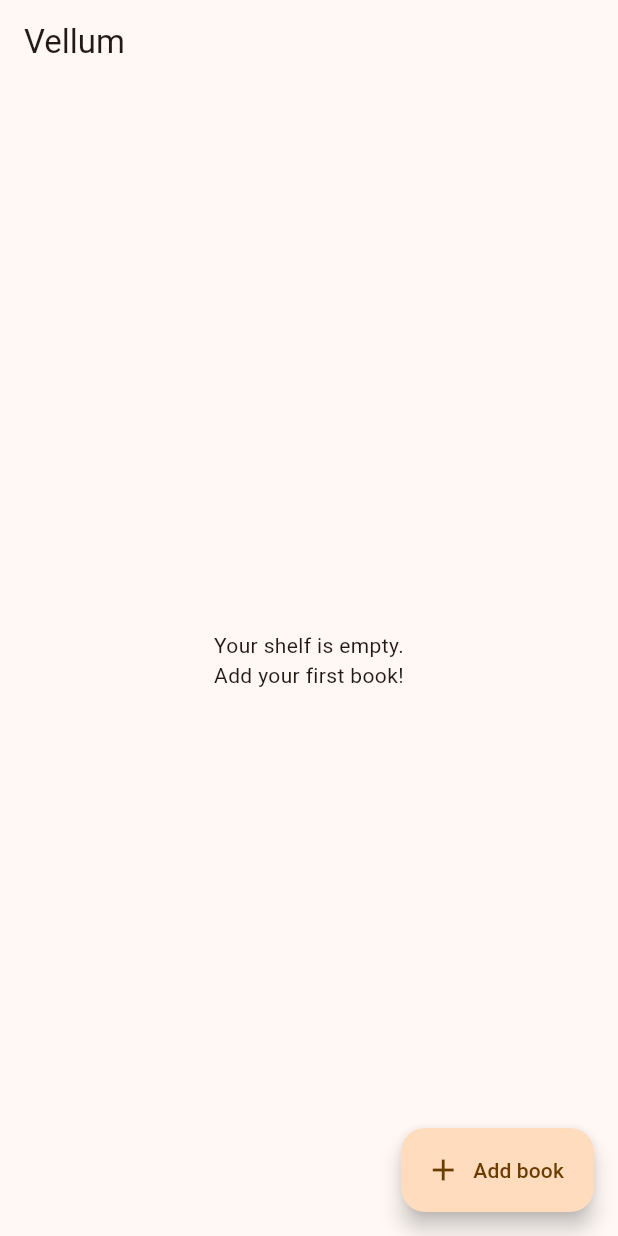
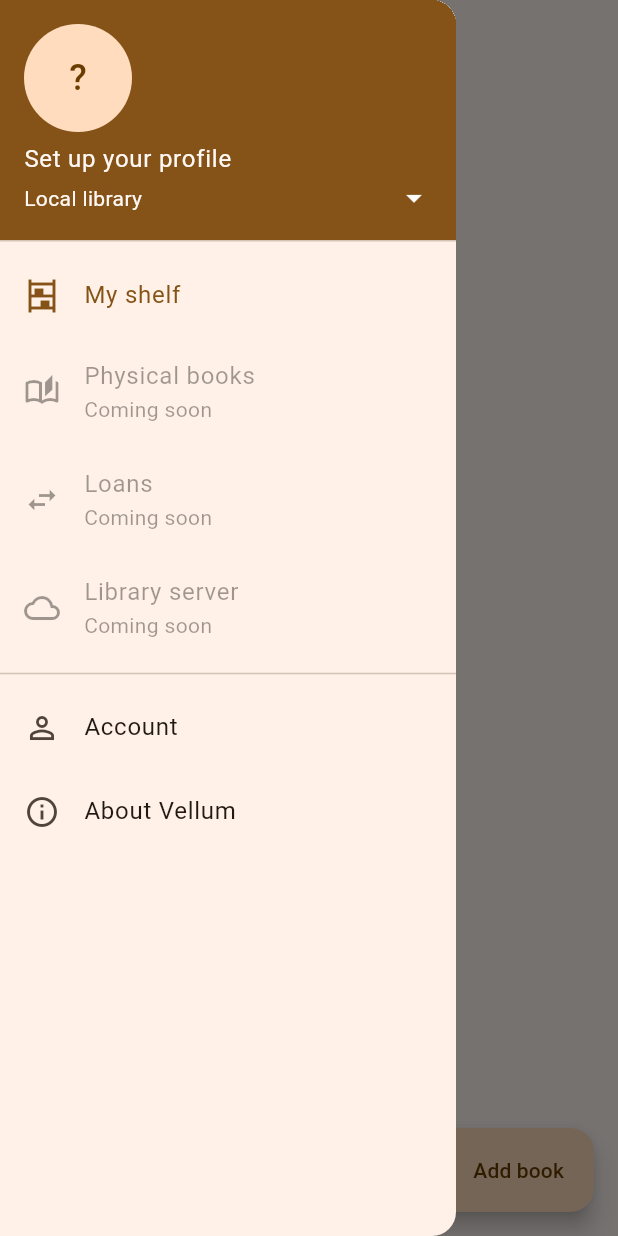
Before and after one commit to AndreiVladescu/Vellum, a Flutter app: the screen it shows after launch, with the side drawer open (before the commit the screen has no drawer), on a phone screen of 412 x 824 dp. Run offline on Flutter 3.47's test engine with Material 3 defaults, Android fonts, the phone set to English and light mode, and no system bars; our stand-ins replace drift, drift_flutter, shared_preferences; accounts and stored records are empty; generated files the repository leaves out were written again.

Commit message:
Updated app

```diff
--- /dev/null
+++ b/app/lib/account/user_profile.dart
@@ -0,0 +1,31 @@
+import 'package:flutter/foundation.dart';
+import 'package:shared_preferences/shared_preferences.dart';
+
+/// The local user profile.
+///
+/// Vellum is local-first, so for now the "account" lives on this device only.
+/// When server sync lands, this becomes the identity used to sign in to a
+/// library server. A [ChangeNotifier] so the drawer header updates on save.
+class UserProfileStore extends ChangeNotifier {
+  UserProfileStore._(this._prefs);
+
+  static const _nameKey = 'profile.name';
+  static const _emailKey = 'profile.email';
+
+  final SharedPreferences _prefs;
+
+  static Future<UserProfileStore> load() async =>
+      UserProfileStore._(await SharedPreferences.getInstance());
+
+  String get name => _prefs.getString(_nameKey) ?? '';
+  String get email => _prefs.getString(_emailKey) ?? '';
+  bool get isSet => name.isNotEmpty;
+
+  String get initial => isSet ? name.trim()[0].toUpperCase() : '?';
+
+  Future<void> save({required String name, required String email}) async {
+    await _prefs.setString(_nameKey, name.trim());
+    await _prefs.setString(_emailKey, email.trim());
+    notifyListeners();
+  }
+}
--- /dev/null
+++ b/app/lib/app_drawer.dart
@@ -0,0 +1,92 @@
+import 'package:flutter/material.dart';
+
+import 'account/account_page.dart';
+import 'account/user_profile.dart';
+
+class AppDrawer extends StatelessWidget {
+  const AppDrawer({super.key, required this.profile});
+
+  final UserProfileStore profile;
+
+  void _openAccount(BuildContext context) {
+    Navigator.of(context).pop(); // close the drawer first
+    Navigator.of(context).push(
+      MaterialPageRoute(builder: (_) => AccountPage(profile: profile)),
+    );
+  }
+
+  @override
+  Widget build(BuildContext context) {
+    final theme = Theme.of(context);
+    return Drawer(
+      child: ListView(
+        padding: EdgeInsets.zero,
+        children: [
+          ListenableBuilder(
+            listenable: profile,
+            builder: (context, _) => UserAccountsDrawerHeader(
+              currentAccountPicture: CircleAvatar(
+                child: Text(profile.initial,
+                    style: const TextStyle(fontSize: 24)),
+              ),
+              accountName:
+                  Text(profile.isSet ? profile.name : 'Set up your profile'),
+              accountEmail: Text(
+                  profile.email.isEmpty ? 'Local library' : profile.email),
+              onDetailsPressed: () => _openAccount(context),
+            ),
+          ),
+          ListTile(
+            leading: const Icon(Icons.shelves),
+            title: const Text('My shelf'),
+            selected: true,
+            onTap: () => Navigator.of(context).pop(),
+          ),
+          const ListTile(
+            leading: Icon(Icons.auto_stories_outlined),
+            title: Text('Physical books'),
+            subtitle: Text('Coming soon'),
+            enabled: false,
+          ),
+          const ListTile(
+            leading: Icon(Icons.swap_horiz),
+            title: Text('Loans'),
+            subtitle: Text('Coming soon'),
+            enabled: false,
+          ),
+          const ListTile(
+            leading: Icon(Icons.cloud_outlined),
+            title: Text('Library server'),
+            subtitle: Text('Coming soon'),
+            enabled: false,
+          ),
+          const Divider(),
+          ListTile(
+            leading: const Icon(Icons.person_outline),
+            title: const Text('Account'),
+            onTap: () => _openAccount(context),
+          ),
+          ListTile(
+            leading: const Icon(Icons.info_outline),
+            title: const Text('About Vellum'),
+            onTap: () {
+              Navigator.of(context).pop();
+              showAboutDialog(
+                context: context,
+                applicationName: 'Vellum',
+                applicationVersion: '0.1.0',
+                applicationIcon: Icon(Icons.menu_book,
+                    color: theme.colorScheme.primary, size: 40),
+                children: const [
+                  Text('A personal library for your digital and physical '
+                      'books, shown the way books actually look: '
+                      'spine-out on a shelf.'),
+                ],
+              );
+            },
+          ),
+        ],
+      ),
+    );
+  }
+}
--- a/app/lib/main.dart
+++ b/app/lib/main.dart
@@ -1,6 +1,8 @@
 import 'package:flutter/material.dart';
 
+import 'account/user_profile.dart';
 import 'add_book/add_book_page.dart';
+import 'app_drawer.dart';
 import 'data/database.dart';
 import 'data/library_repository.dart';
 import 'shelf/shelf_view.dart';
@@ -8,13 +10,15 @@ import 'shelf/shelf_view.dart';
 Future<void> main() async {
   WidgetsFlutterBinding.ensureInitialized();
   final repository = await LibraryRepository.open(VellumDatabase());
-  runApp(VellumApp(repository: repository));
+  final profile = await UserProfileStore.load();
+  runApp(VellumApp(repository: repository, profile: profile));
 }
 
 class VellumApp extends StatelessWidget {
-  const VellumApp({super.key, required this.repository});
+  const VellumApp({super.key, required this.repository, required this.profile});
 
   final LibraryRepository repository;
+  final UserProfileStore profile;
 
   @override
   Widget build(BuildContext context) {
@@ -28,15 +32,26 @@ class VellumApp extends StatelessWidget {
         colorSchemeSeed: const Color(0xFF7A5C3E),
         brightness: Brightness.dark,
       ),
-      home: LibraryPage(repository: repository),
+      home: LibraryPage(repository: repository, profile: profile),
     );
   }
 }
 
-class LibraryPage extends StatelessWidget {
-  const LibraryPage({super.key, required this.repository});
+class LibraryPage extends StatefulWidget {
+  const LibraryPage(
+      {super.key, required this.repository, required this.profile});
 
   final LibraryRepository repository;
+  final UserProfileStore profile;
+
+  @override
+  State<LibraryPage> createState() => _LibraryPageState();
+}
+
+class _LibraryPageState extends State<LibraryPage> {
+  String _query = '';
+
+  LibraryRepository get repository => widget.repository;
 
   Future<void> _openAddBook(BuildContext context) async {
     final addedTitle = await Navigator.of(context).push<String>(
@@ -49,22 +64,48 @@ class LibraryPage extends StatelessWidget {
     }
   }
 
+  List<Book> _filter(List<Book> books) {
+    final q = _query.trim().toLowerCase();
+    if (q.isEmpty) return books;
+    return [
+      for (final b in books)
+        if (b.title.toLowerCase().contains(q) ||
+            (b.subtitle?.toLowerCase().contains(q) ?? false))
+          b,
+    ];
+  }
+
   @override
   Widget build(BuildContext context) {
     return Scaffold(
-      appBar: AppBar(title: const Text('Vellum')),
+      drawer: AppDrawer(profile: widget.profile),
+      appBar: AppBar(
+        title: TextField(
+          onChanged: (value) => setState(() => _query = value),
+          decoration: const InputDecoration(
+            hintText: 'Search your shelf…',
+            icon: Icon(Icons.search),
+            border: InputBorder.none,
+          ),
+        ),
+      ),
       body: StreamBuilder<List<Book>>(
         stream: repository.watchAllBooks(),
         builder: (context, snapshot) {
-          final books = snapshot.data ?? const [];
-          if (books.isEmpty) {
+          final all = snapshot.data ?? const [];
+          if (all.isEmpty) {
             return const Center(
               child: Text('Your shelf is empty.\nAdd your first book!',
                   textAlign: TextAlign.center),
             );
           }
+          final books = _filter(all);
+          if (books.isEmpty) {
+            return Center(child: Text('No books match “${_query.trim()}”.'));
+          }
           return ShelfView(
             books: books,
+            coverFileOf: repository.coverFileOf,
             onBookTap: (book) => _showBookDetails(context, book),
           );
         },
--- a/app/pubspec.yaml
+++ b/app/pubspec.yaml
@@ -40,6 +40,7 @@ dependencies:
   http: ^1.6.0
   uuid: ^4.5.3
   path: ^1.9.1
+  shared_preferences: ^2.5.5
 
 dev_dependencies:
   flutter_test:
```
Also changed, not shown: app/lib/account/account_page.dart (added, +81 -0 lines), app/lib/shelf/shelf_view.dart (+108 -10 lines), app/pubspec.lock, 1 other file.
